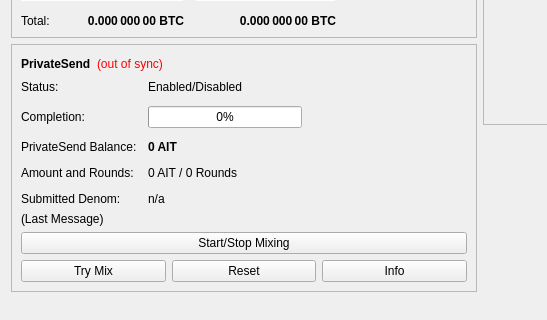
defland/bhpcore, file src/qt/forms/overviewpage.ui: the form before one commit; both pictures show x 0 to 547 and y 178 to 498 of the 960 by 585 pixel window.
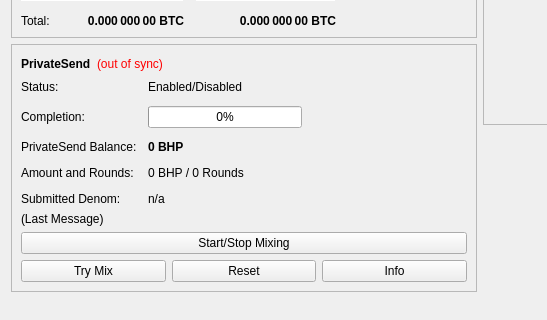
The form after the commit.

```diff
--- a/src/qt/forms/overviewpage.ui
+++ b/src/qt/forms/overviewpage.ui
@@ -514,7 +514,7 @@
                </font>
               </property>
               <property name="text">
-               <string notr="true">0 AIT</string>
+               <string notr="true">0 BHP</string>
               </property>
              </widget>
             </item>
@@ -528,7 +528,7 @@
             <item row="3" column="1">
              <widget class="QLabel" name="labelAmountRounds">
               <property name="text">
-               <string>0 AIT / 0 Rounds</string>
+               <string>0 BHP / 0 Rounds</string>
               </property>
              </widget>
             </item>
```
